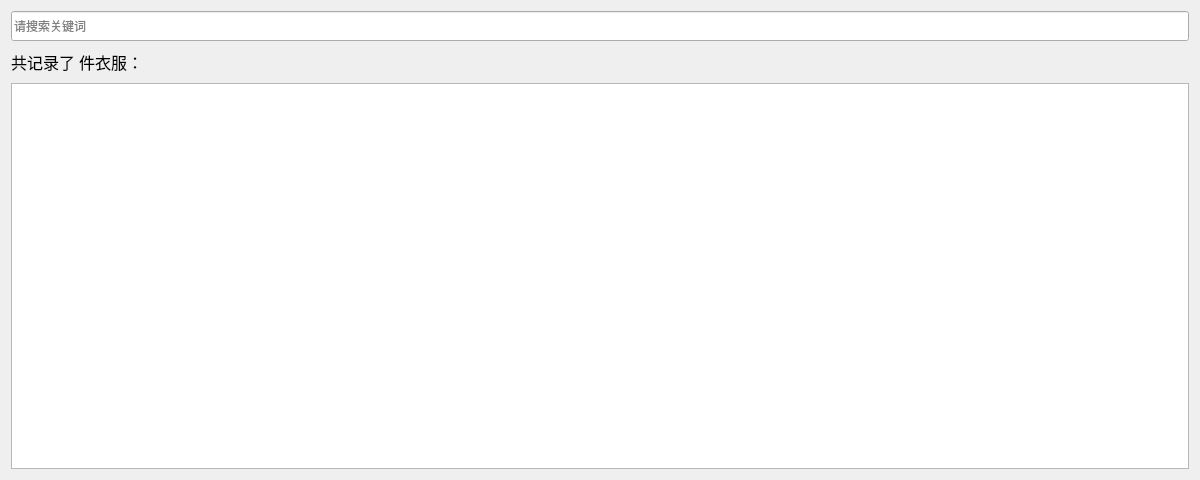
Old version of the form LaundryManagementSystem/dlgselectclothesinfo.ui in the repository Quentlam/LaundryManagementSystem.
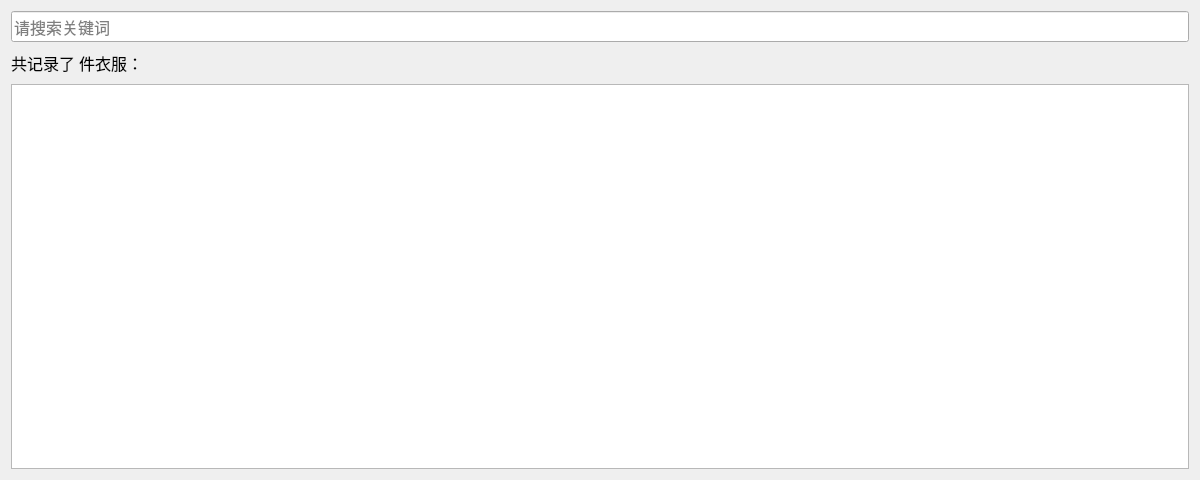
New version of the form.

What changed in the file:
```diff
--- a/LaundryManagementSystem/dlgselectclothesinfo.ui
+++ b/LaundryManagementSystem/dlgselectclothesinfo.ui
@@ -16,6 +16,12 @@
     <height>0</height>
    </size>
   </property>
+  <property name="font">
+   <font>
+    <family>微软雅黑</family>
+    <pointsize>12</pointsize>
+   </font>
+  </property>
   <property name="windowTitle">
    <string>衣物情况</string>
   </property>
@@ -25,6 +31,7 @@
      <property name="font">
       <font>
        <family>微软雅黑</family>
+       <pointsize>12</pointsize>
       </font>
      </property>
      <attribute name="horizontalHeaderVisible">
@@ -49,6 +56,7 @@
      <property name="font">
       <font>
        <family>微软雅黑</family>
+       <pointsize>12</pointsize>
       </font>
      </property>
      <property name="placeholderText">
```
